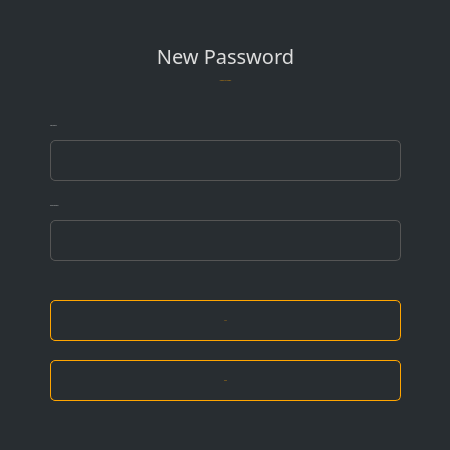
First picture: the form in src/gui/ui/newpassworddialog.ui, repository ConcealNetwork/conceal-desktop, before the edit.
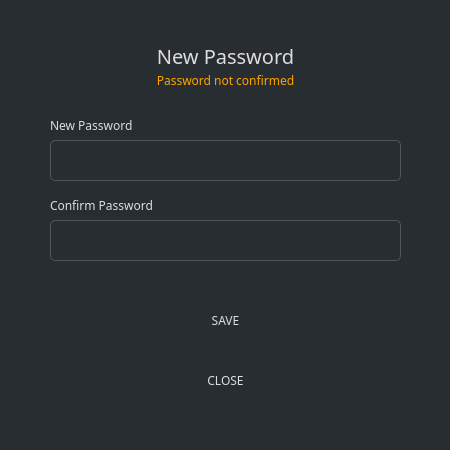
Second picture: the form after the edit.

Commit message: Update NewPasswordDialog styles

```diff
--- a/src/gui/ui/newpassworddialog.ui
+++ b/src/gui/ui/newpassworddialog.ui
@@ -20,7 +20,7 @@
    <string>Enter password</string>
   </property>
   <property name="styleSheet">
-   <string notr="true">background-color: #282d31; color: #ddd; border: 0px; font-family: Poppins;</string>
+   <string notr="true">background-color: #282d31; color: #ddd; border: 0px;</string>
   </property>
   <layout class="QGridLayout" name="gridLayout">
    <property name="leftMargin">
@@ -92,7 +92,6 @@
       <property name="font">
        <font>
         <family>Poppins</family>
-        <pointsize>-1</pointsize>
        </font>
       </property>
       <property name="styleSheet">
@@ -160,7 +159,6 @@
       <property name="font">
        <font>
         <family>Poppins</family>
-        <pointsize>-1</pointsize>
        </font>
       </property>
       <property name="styleSheet">
@@ -210,7 +208,6 @@
       <property name="font">
        <font>
         <family>Poppins</family>
-        <pointsize>-1</pointsize>
        </font>
       </property>
       <property name="styleSheet">
@@ -244,26 +241,10 @@
       <property name="font">
        <font>
         <family>Poppins</family>
-        <pointsize>-1</pointsize>
        </font>
       </property>
       <property name="styleSheet">
-       <string notr="true">QPushButton#m_okButton
-{
-    color: orange; ;
-    border: 1px solid orange;
-    
-    border-radius: 5px; 
-}
-
-QPushButton#m_okButton:hover
-{
-    color:#FFD700;
-    border: 1px solid orange;
-    
-    border-radius: 5px;
-    
-}</string>
+       <string notr="true">/* This style is handled automatically by EditableStyle.cpp */</string>
       </property>
       <property name="text">
        <string>SAVE</string>
@@ -290,26 +271,10 @@
       <property name="font">
        <font>
         <family>Poppins</family>
-        <pointsize>-1</pointsize>
        </font>
       </property>
       <property name="styleSheet">
-       <string notr="true">QPushButton#m_cancelButton
-{
-    color: orange; ;
-    border: 1px solid orange;
-    
-    border-radius: 5px; 
-}
-
-QPushButton#m_cancelButton:hover
-{
-    color:#FFD700;
-    border: 1px solid orange;
-    
-    border-radius: 5px;
-    
-}</string>
+       <string notr="true">/* This style is handled automatically by EditableStyle.cpp */</string>
       </property>
       <property name="text">
        <string>CLOSE</string>
```
Left out of the diff: 10 changed lines with no effect on the pictures. The commit also changes 2 other files.
